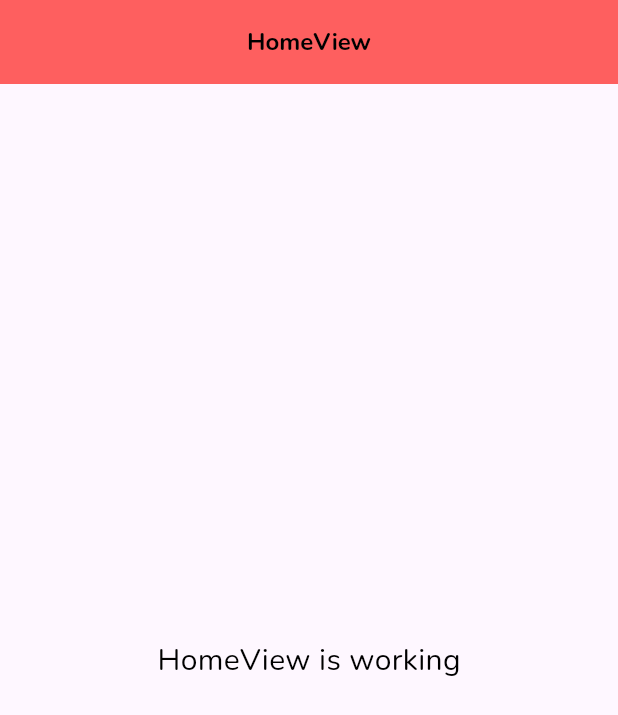
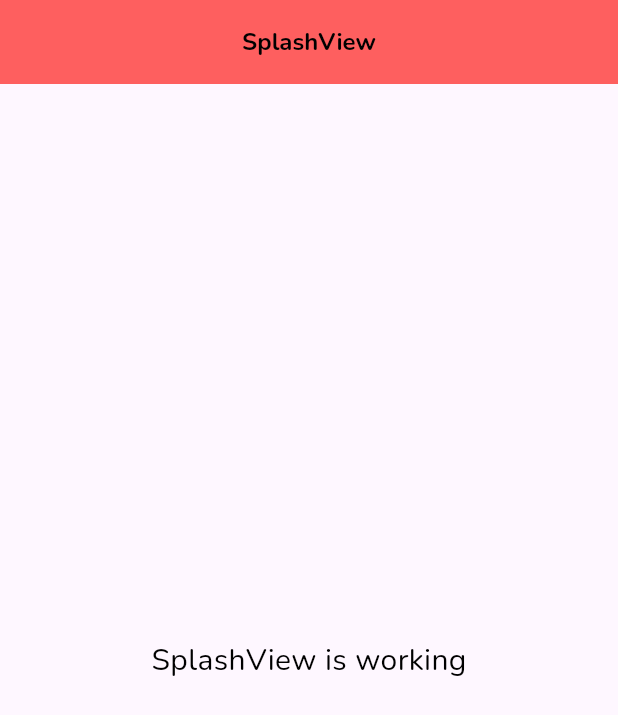
Before and after one commit to ronaldiputra09/jakone-pay, a Flutter app: the screen it shows after launch, on a phone screen of 412 x 824 dp. Shown: the top 715 px of the screen. Run offline on Flutter 3.47's test engine with Material 3 defaults, Android fonts, the phone set to English and light mode, and no system bars; our stand-ins replace get, google_fonts.

Commit message:
add : - add page splash - add page welcome - change initial to splash

```diff
--- /dev/null
+++ b/lib/app/modules/splash/views/splash_view.dart
@@ -0,0 +1,24 @@
+import 'package:flutter/material.dart';
+
+import 'package:get/get.dart';
+
+import '../controllers/splash_controller.dart';
+
+class SplashView extends GetView<SplashController> {
+  const SplashView({super.key});
+  @override
+  Widget build(BuildContext context) {
+    return Scaffold(
+      appBar: AppBar(
+        title: const Text('SplashView'),
+        centerTitle: true,
+      ),
+      body: const Center(
+        child: Text(
+          'SplashView is working',
+          style: TextStyle(fontSize: 20),
+        ),
+      ),
+    );
+  }
+}
--- a/lib/app/routes/app_routes.dart
+++ b/lib/app/routes/app_routes.dart
@@ -4,9 +4,13 @@ part of 'app_pages.dart';
 abstract class Routes {
   Routes._();
   static const HOME = _Paths.HOME;
+  static const SPLASH = _Paths.SPLASH;
+  static const WELCOME = _Paths.WELCOME;
 }
 
 abstract class _Paths {
   _Paths._();
   static const HOME = '/home';
+  static const SPLASH = '/splash';
+  static const WELCOME = '/welcome';
 }
--- a/lib/main.dart
+++ b/lib/main.dart
@@ -6,6 +6,7 @@ import 'package:jakone_pay/app/data/themes.dart';
 import 'app/routes/app_pages.dart';
 
 void main() {
+  WidgetsFlutterBinding.ensureInitialized();
   runApp(
     GetMaterialApp(
       title: "JakOne Pay",
```
Also changed, not shown: lib/app/modules/splash/bindings/splash_binding.dart (added, +12 -0 lines), lib/app/modules/splash/controllers/splash_controller.dart (added, +18 -0 lines), lib/app/modules/welcome/bindings/welcome_binding.dart (added, +12 -0 lines), lib/app/modules/welcome/controllers/welcome_controller.dart (added, +18 -0 lines), lib/app/modules/welcome/views/welcome_view.dart (added, +24 -0 lines), lib/app/routes/app_pages.dart (+15 -1 lines), 3 other files.
